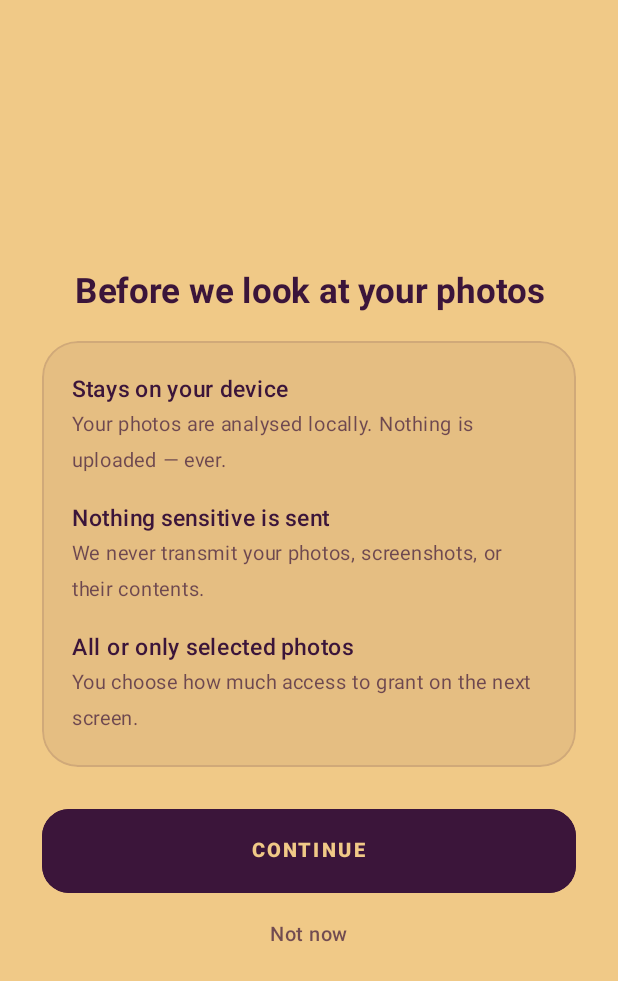
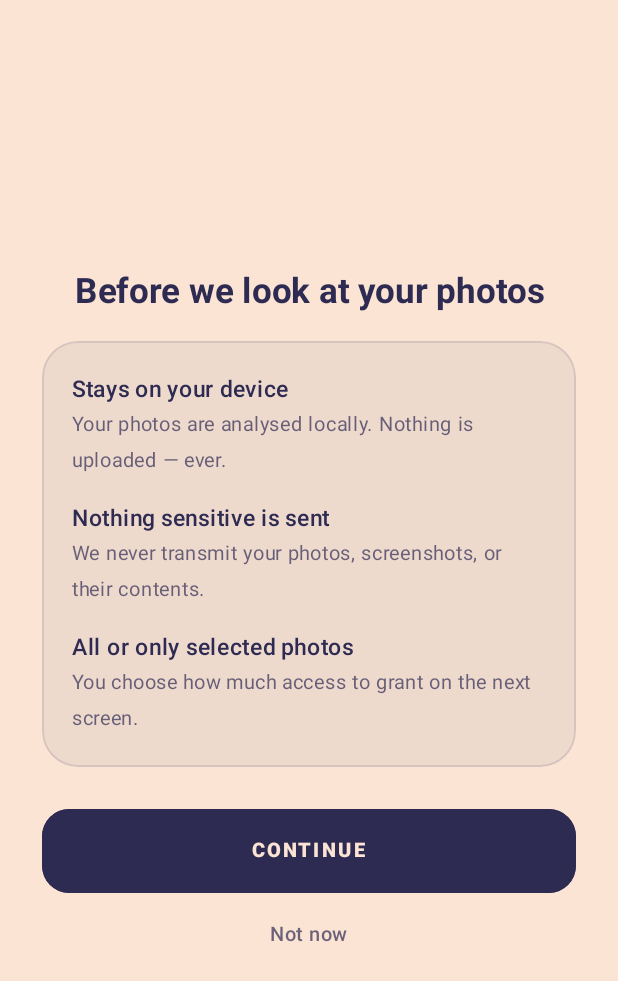
Before and after one commit to Rokuu010/Atlas, an Android app built with Jetpack Compose: the screen it shows after launch (MainActivity), after a tap on "CREATE MY ROLLCARD", on a phone screen of 412 x 824 dp. Shown: the top 981 px of the screen. Run offline under Robolectric (Android 15) with nearby library versions, the phone set to English and light mode, and no system bars.

Commit message:
Onboarding palette: match the logo (peach #FBE4D4 background, navy #2E2B52 text)
Swaps the pre-card onboarding colours from the tan/plum placeholder to the rollcard logo
palette on both platforms. Structure unchanged; just the two shared colour constants.

Co-Authored-By: Claude Opus 4.8 <noreply@anthropic.com>

```diff
--- a/android/app/src/main/java/io/tastecard/ui/Components.kt
+++ b/android/app/src/main/java/io/tastecard/ui/Components.kt
@@ -26,8 +26,8 @@ import coil.compose.AsyncImage
 import io.tastecard.model.RarityTier
 
 /** Pre-card onboarding palette (greeting through generation); the card keeps its own theme. */
-val OnboardingBG = Color(0xFFF0C987)   // warm tan
-val OnboardingInk = Color(0xFF3B153A)  // deep plum
+val OnboardingBG = Color(0xFFFBE4D4)   // logo peach
+val OnboardingInk = Color(0xFF2E2B52)  // logo navy
 
 /** Translucent "glass" surface (no live blur — broad device compatibility). */
 fun Modifier.glass(fill: Color, border: Color, radius: Dp): Modifier =
```
Also changed, not shown: 1 other file.
